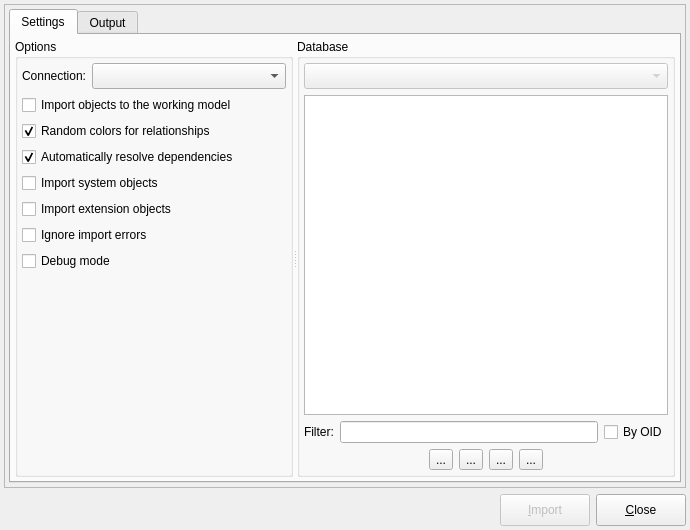
The window that libpgmodeler_ui/ui/databaseimportform.ui (pgmodeler/pgmodeler) describes before a commit, drawn with Qt 5.
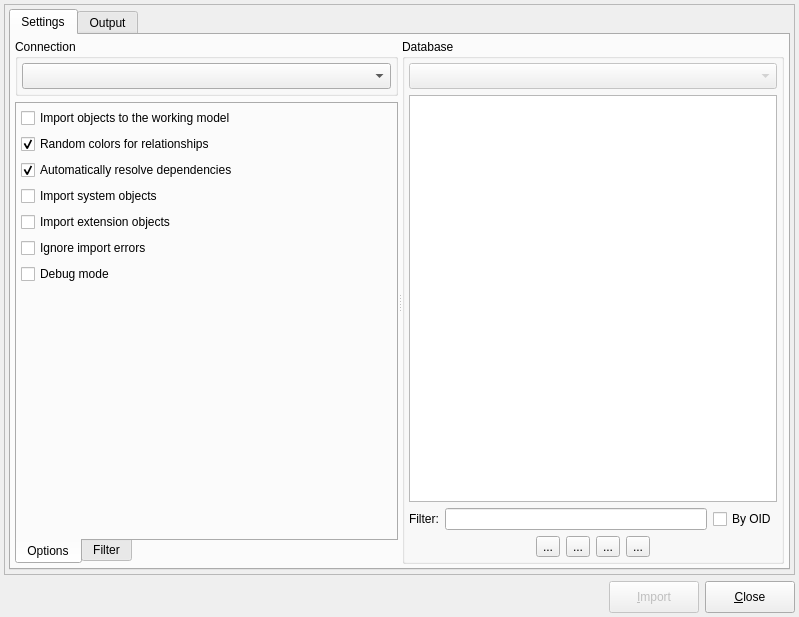
The same window after the commit. Icons and pictures are not drawn.

Commit message: Creating an initial widget for object filtering in reverse engineering (WIP)

Patch:
```diff
--- a/libpgmodeler_ui/ui/databaseimportform.ui
+++ b/libpgmodeler_ui/ui/databaseimportform.ui
@@ -9,8 +9,8 @@
    <rect>
     <x>0</x>
     <y>0</y>
-    <width>690</width>
-    <height>530</height>
+    <width>799</width>
+    <height>617</height>
    </rect>
   </property>
   <property name="sizePolicy">
@@ -96,7 +96,7 @@
          <attribute name="title">
           <string>Settings</string>
          </attribute>
-         <layout class="QGridLayout" name="gridLayout_5">
+         <layout class="QGridLayout" name="gridLayout">
           <property name="leftMargin">
            <number>4</number>
           </property>
@@ -117,16 +117,66 @@
             <property name="childrenCollapsible">
              <bool>false</bool>
             </property>
-            <widget class="QGroupBox" name="options_gb">
-             <property name="sizePolicy">
-              <sizepolicy hsizetype="Minimum" vsizetype="Preferred">
-               <horstretch>0</horstretch>
-               <verstretch>0</verstretch>
-              </sizepolicy>
-             </property>
+            <widget class="QWidget" name="">
+             <layout class="QVBoxLayout" name="verticalLayout">
+              <item>
+               <widget class="QGroupBox" name="groupBox">
              <property name="title">
+                 <string>Connection</string>
+                </property>
+                <layout class="QHBoxLayout" name="horizontalLayout">
+                 <property name="leftMargin">
+                  <number>4</number>
+                 </property>
+                 <property name="topMargin">
+                  <number>4</number>
+                 </property>
+                 <property name="rightMargin">
+                  <number>4</number>
+                 </property>
+                 <property name="bottomMargin">
+                  <number>4</number>
+                 </property>
+                 <item>
+                  <widget class="QComboBox" name="connections_cmb">
+                   <property name="sizePolicy">
+                    <sizepolicy hsizetype="Expanding" vsizetype="Fixed">
+                     <horstretch>0</horstretch>
+                     <verstretch>0</verstretch>
+                    </sizepolicy>
+                   </property>
+                   <property name="sizeAdjustPolicy">
+                    <enum>QComboBox::AdjustToMinimumContentsLengthWithIcon</enum>
+                   </property>
+                   <property name="iconSize">
+                    <size>
+                     <width>18</width>
+                     <height>18</height>
+                    </size>
+                   </property>
+                  </widget>
+                 </item>
+                </layout>
+               </widget>
+              </item>
+              <item>
+               <widget class="QTabWidget" name="options_tbw">
+                <property name="sizePolicy">
+                 <sizepolicy hsizetype="Preferred" vsizetype="Expanding">
+                  <horstretch>0</horstretch>
+                  <verstretch>0</verstretch>
+                 </sizepolicy>
+                </property>
+                <property name="tabPosition">
+                 <enum>QTabWidget::South</enum>
+                </property>
+                <property name="currentIndex">
+                 <number>0</number>
+                </property>
+                <widget class="QWidget" name="options_pg" native="true">
+                 <attribute name="title">
               <string>Options</string>
-             </property>
+                 </attribute>
              <layout class="QGridLayout" name="gridLayout_2">
               <property name="leftMargin">
                <number>4</number>
@@ -140,25 +190,23 @@
               <property name="bottomMargin">
                <number>4</number>
               </property>
-              <item row="1" column="0">
-               <widget class="QLabel" name="connection_lbl">
+                  <item row="5" column="0" colspan="3">
+                   <widget class="QCheckBox" name="ignore_errors_chk">
                 <property name="sizePolicy">
-                 <sizepolicy hsizetype="Fixed" vsizetype="Preferred">
+                     <sizepolicy hsizetype="Preferred" vsizetype="Fixed">
                   <horstretch>0</horstretch>
                   <verstretch>0</verstretch>
                  </sizepolicy>
                 </property>
                 <property name="text">
-                 <string>Connection:</string>
+                     <string>Ignore import errors</string>
                 </property>
                </widget>
               </item>
-              <item row="4" column="0" colspan="3">
-               <layout class="QHBoxLayout" name="horizontalLayout_7">
-                <item>
+                  <item row="2" column="0" colspan="3">
                  <widget class="QCheckBox" name="resolve_deps_chk">
                   <property name="sizePolicy">
-                   <sizepolicy hsizetype="Expanding" vsizetype="Fixed">
+                     <sizepolicy hsizetype="Preferred" vsizetype="Fixed">
                     <horstretch>0</horstretch>
                     <verstretch>0</verstretch>
                    </sizepolicy>
@@ -180,73 +228,10 @@
                   </property>
                  </widget>
                 </item>
-               </layout>
-              </item>
-              <item row="9" column="0">
-               <spacer name="verticalSpacer">
-                <property name="orientation">
-                 <enum>Qt::Vertical</enum>
-                </property>
-                <property name="sizeHint" stdset="0">
-                 <size>
-                  <width>20</width>
-                  <height>40</height>
-                 </size>
-                </property>
-               </spacer>
-              </item>
-              <item row="8" column="0" colspan="3">
-               <layout class="QHBoxLayout" name="horizontalLayout_2">
-                <item>
-                 <widget class="QCheckBox" name="debug_mode_chk">
-                  <property name="sizePolicy">
-                   <sizepolicy hsizetype="Expanding" vsizetype="Fixed">
-                    <horstretch>0</horstretch>
-                    <verstretch>0</verstretch>
-                   </sizepolicy>
-                  </property>
-                  <property name="toolTip">
-                   <string>&lt;p&gt;All catalog queries as well the created objects' source code are printed to standard output (stdout).&lt;/p&gt;</string>
-                  </property>
-                  <property name="statusTip">
-                   <string/>
-                  </property>
-                  <property name="whatsThis">
-                   <string/>
-                  </property>
-                  <property name="text">
-                   <string>Debug mode</string>
-                  </property>
-                 </widget>
-                </item>
-               </layout>
-              </item>
-              <item row="2" column="0" colspan="3">
-               <layout class="QHBoxLayout" name="horizontalLayout_11">
-                <item>
-                 <widget class="QCheckBox" name="import_to_model_chk">
-                  <property name="toolTip">
-                   <string>&lt;p&gt;Create all imported objects in the current working model instead of create a new one.&lt;/p&gt;</string>
-                  </property>
-                  <property name="statusTip">
-                   <string/>
-                  </property>
-                  <property name="text">
-                   <string>Import objects to the working model</string>
-                  </property>
-                  <property name="checked">
-                   <bool>false</bool>
-                  </property>
-                 </widget>
-                </item>
-               </layout>
-              </item>
-              <item row="5" column="0" colspan="3">
-               <layout class="QHBoxLayout" name="horizontalLayout_6">
-                <item>
+                  <item row="3" column="0" colspan="3">
                  <widget class="QCheckBox" name="import_sys_objs_chk">
                   <property name="sizePolicy">
-                   <sizepolicy hsizetype="Expanding" vsizetype="Fixed">
+                     <sizepolicy hsizetype="Preferred" vsizetype="Fixed">
                     <horstretch>0</horstretch>
                     <verstretch>0</verstretch>
                    </sizepolicy>
@@ -265,14 +250,10 @@
                   </property>
                  </widget>
                 </item>
-               </layout>
-              </item>
-              <item row="6" column="0" colspan="3">
-               <layout class="QHBoxLayout" name="horizontalLayout_5">
-                <item>
+                  <item row="4" column="0" colspan="3">
                  <widget class="QCheckBox" name="import_ext_objs_chk">
                   <property name="sizePolicy">
-                   <sizepolicy hsizetype="Expanding" vsizetype="Fixed">
+                     <sizepolicy hsizetype="Preferred" vsizetype="Fixed">
                     <horstretch>0</horstretch>
                     <verstretch>0</verstretch>
                    </sizepolicy>
@@ -291,61 +272,14 @@
                   </property>
                  </widget>
                 </item>
-               </layout>
-              </item>
-              <item row="7" column="0" colspan="3">
-               <layout class="QHBoxLayout" name="horizontalLayout_4">
-                <item>
-                 <widget class="QCheckBox" name="ignore_errors_chk">
-                  <property name="sizePolicy">
-                   <sizepolicy hsizetype="Expanding" vsizetype="Fixed">
-                    <horstretch>0</horstretch>
-                    <verstretch>0</verstretch>
-                   </sizepolicy>
-                  </property>
-                  <property name="toolTip">
-                   <string>&lt;p&gt; pgModeler ignores import errors and will try to create as many as possible objects. By checking this option the import operation will not be aborted but an incomplete model will be constructed. This option generates a log file on pgModeler's temp directory.&lt;/p&gt;</string>
-                  </property>
-                  <property name="statusTip">
-                   <string/>
-                  </property>
-                  <property name="whatsThis">
-                   <string/>
-                  </property>
-                  <property name="text">
-                   <string>Ignore import errors</string>
-                  </property>
-                 </widget>
-                </item>
-               </layout>
-              </item>
-              <item row="1" column="1" colspan="2">
-               <layout class="QHBoxLayout" name="horizontalLayout">
-                <item>
-                 <widget class="QComboBox" name="connections_cmb">
-                  <property name="sizePolicy">
-                   <sizepolicy hsizetype="Expanding" vsizetype="Fixed">
-                    <horstretch>0</horstretch>
-                    <verstretch>0</verstretch>
-                   </sizepolicy>
-                  </property>
-                  <property name="sizeAdjustPolicy">
-                   <enum>QComboBox::AdjustToMinimumContentsLengthWithIcon</enum>
-                  </property>
-                  <property name="iconSize">
-                   <size>
-                    <width>18</width>
-                    <height>18</height>
-                   </size>
-                  </property>
-                 </widget>
-                </item>
-               </layout>
-              </item>
-              <item row="3" column="0" colspan="3">
-               <layout class="QHBoxLayout" name="horizontalLayout_8">
-                <item>
+                  <item row="1" column="0" colspan="3">
                  <widget class="QCheckBox" name="rand_rel_color_chk">
+                    <property name="sizePolicy">
+                     <sizepolicy hsizetype="Preferred" vsizetype="Fixed">
+                      <horstretch>0</horstretch>
+                      <verstretch>0</verstretch>
+                     </sizepolicy>
+                    </property>
                   <property name="toolTip">
                    <string>&lt;p&gt;Random colors will be assigned to imported relationships facilitating the identification of links between tables mainly in large models.&lt;/p&gt;</string>
                   </property>
@@ -360,7 +294,71 @@
                   </property>
                  </widget>
                 </item>
-               </layout>
+                  <item row="0" column="0" colspan="3">
+                   <widget class="QCheckBox" name="import_to_model_chk">
+                    <property name="sizePolicy">
+                     <sizepolicy hsizetype="Preferred" vsizetype="Fixed">
+                      <horstretch>0</horstretch>
+                      <verstretch>0</verstretch>
+                     </sizepolicy>
+                    </property>
+                    <property name="toolTip">
+                     <string>&lt;p&gt;Create all imported objects in the current working model instead of create a new one.&lt;/p&gt;</string>
+                    </property>
+                    <property name="statusTip">
+                     <string/>
+                    </property>
+                    <property name="text">
+                     <string>Import objects to the working model</string>
+                    </property>
+                    <property name="checked">
+                     <bool>false</bool>
+                    </property>
+                   </widget>
+                  </item>
+                  <item row="6" column="0" colspan="2">
+                   <widget class="QCheckBox" name="debug_mode_chk">
+                    <property name="sizePolicy">
+                     <sizepolicy hsizetype="Preferred" vsizetype="Fixed">
+                      <horstretch>0</horstretch>
+                      <verstretch>0</verstretch>
+                     </sizepolicy>
+                    </property>
+                    <property name="toolTip">
+                     <string>&lt;p&gt;All catalog queries as well the created objects' source code are printed to standard output (stdout).&lt;/p&gt;</string>
+                    </property>
+                    <property name="statusTip">
+                     <string/>
+                    </property>
+                    <property name="whatsThis">
+                     <string/>
+                    </property>
+                    <property name="text">
+                     <string>Debug mode</string>
+                    </property>
+                   </widget>
+                  </item>
+                  <item row="7" column="0" colspan="3">
+                   <spacer name="verticalSpacer">
+                    <property name="orientation">
+                     <enum>Qt::Vertical</enum>
+                    </property>
+                    <property name="sizeHint" stdset="0">
+                     <size>
+                      <width>302</width>
+                      <height>168</height>
+                     </size>
+                    </property>
+                   </spacer>
+                  </item>
+                 </layout>
+                </widget>
+                <widget class="QWidget" name="tab">
+                 <attribute name="title">
+                  <string>Filter</string>
+                 </attribute>
+                </widget>
+               </widget>
               </item>
              </layout>
             </widget>
@@ -377,7 +375,7 @@
              <property name="title">
               <string>Database</string>
              </property>
-             <layout class="QGridLayout" name="gridLayout">
+             <layout class="QGridLayout" name="gridLayout_5">
               <property name="leftMargin">
                <number>4</number>
               </property>
@@ -390,7 +388,7 @@
               <property name="bottomMargin">
                <number>4</number>
               </property>
-              <item row="0" column="0" colspan="2">
+              <item row="0" column="0">
                <widget class="QComboBox" name="database_cmb">
                 <property name="enabled">
                  <bool>false</bool>
@@ -415,7 +413,7 @@
                 </property>
                </widget>
               </item>
-              <item row="1" column="0" colspan="2">
+              <item row="1" column="0">
                <widget class="QWidget" name="objs_parent_wgt" native="true">
                 <property name="enabled">
                  <bool>true</bool>
```
Left out of the diff: 10 changed lines with no effect on the pictures. Lines whose indentation alone changed are shown as unchanged. The commit also changes 7 other files.
